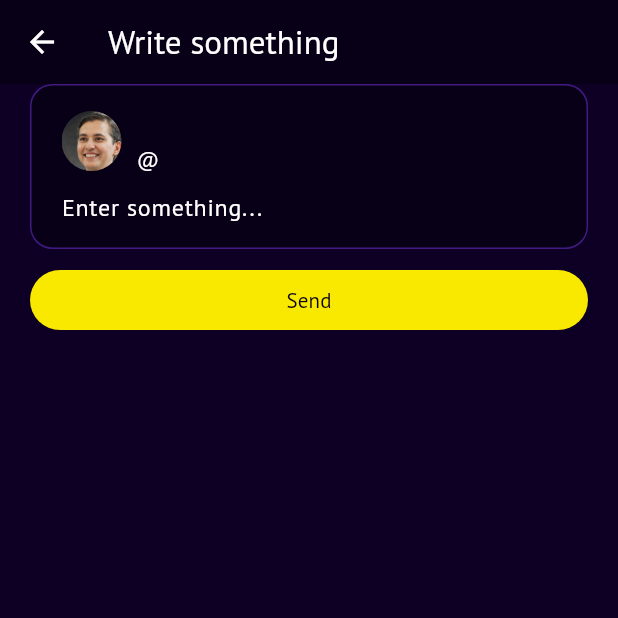
After one commit to nitroterm/nitroport, a Flutter app: the NewPostPage screen opened directly, after a tap on "Send", on a phone screen of 412 x 824 dp, the top half of it. The commit adds this screen. Run offline on Flutter 3.47's test engine with Material 3 defaults, Android fonts, the phone set to English and light mode, and no system bars; our stand-ins replace google_fonts; missing offline and left inert: relative_time; accounts and stored records are empty; network calls fail.

Commit message:
post creation now working

```diff
--- a/lib/backend/models.dart
+++ b/lib/backend/models.dart
@@ -104,6 +104,17 @@ abstract class ResultDto {
 }
 
 @JsonSerializable()
+class PostCreationDto {
+  PostCreationDto({required this.contents});
+
+  String? contents;
+
+  factory PostCreationDto.fromJson(Map<String, dynamic> json) =>
+      _$PostCreationDtoFromJson(json);
+  Map<String, dynamic> toJson() => _$PostCreationDtoToJson(this);
+}
+
+@JsonSerializable()
 class LoginResultDto extends ResultDto {
   LoginResultDto({required super.success, super.slug, super.message});
 
@@ -126,3 +137,15 @@ class FeedResultDto extends ResultDto {
 
   Map<String, dynamic> toJson() => _$FeedResultDtoToJson(this);
 }
+
+@JsonSerializable()
+class PostResultDto extends ResultDto {
+  PostResultDto({required super.success, super.slug, super.message});
+
+  PostDto? data;
+
+  factory PostResultDto.fromJson(Map<String, dynamic> json) =>
+      _$PostResultDtoFromJson(json);
+
+  Map<String, dynamic> toJson() => _$PostResultDtoToJson(this);
+}
--- a/lib/backend/nitroback.dart
+++ b/lib/backend/nitroback.dart
@@ -6,6 +6,7 @@ import 'package:http/http.dart' as http;
 
 const String nbBaseUrl = "https://services.cacahuete.dev/api/nitroterm/v1";
 String? nbToken;
+UserDto? nbCurrentUser;
 
 Future<LoginResultDto?> nbLogin(String username, String password) async {
   LoginDto dto = LoginDto(username: username, password: password);
@@ -26,7 +27,28 @@ Future<LoginResultDto?> nbLogin(String username, String password) async {
 
   if (result.success) {
     nbToken = result.data!.token;
+    nbCurrentUser = result.data!.user;
   }
+
+  return result;
+}
+
+Future<PostResultDto?> nbPostMessage(String contents) async {
+  PostCreationDto dto = PostCreationDto(contents: contents);
+  var bodyJson = jsonEncode(dto.toJson());
+
+  final response =
+  await http.post(Uri.parse('$nbBaseUrl/post'), body: bodyJson, headers: {
+    HttpHeaders.contentTypeHeader: ContentType.json.value,
+    if (nbToken != null) HttpHeaders.authorizationHeader: 'Bearer $nbToken'
+  });
+
+  if (response.statusCode == HttpStatus.tooManyRequests) {
+    return PostResultDto(success: false, slug: "too_many_requests", message: "Too many requests");
+  }
+
+  PostResultDto result = PostResultDto.fromJson(
+      jsonDecode(response.body) as Map<String, dynamic>);
 
   return result;
 }
--- a/lib/components/post_card.dart
+++ b/lib/components/post_card.dart
@@ -21,12 +21,13 @@ class NTPostCard extends StatelessWidget {
   Widget build(BuildContext context) {
     return Container(
       padding: const EdgeInsets.symmetric(vertical: 10),
+      margin: const EdgeInsets.only(bottom: 10),
       decoration: BoxDecoration(
           color: const Color(0xFF080016),
           border: Border.all(color: const Color(0xFF411A83), width: 1),
           borderRadius: BorderRadius.circular(15)),
       child: Container(
-        margin: EdgeInsets.symmetric(vertical: 5, horizontal: 20),
+        margin: const EdgeInsets.symmetric(vertical: 5, horizontal: 20),
         child: Column(
           crossAxisAlignment: CrossAxisAlignment.start,
           children: [
--- a/lib/pages/home_page.dart
+++ b/lib/pages/home_page.dart
@@ -1,6 +1,7 @@
 import 'package:flutter/material.dart';
 import 'package:nitroport/colortheme.dart';
 import 'package:nitroport/pages/home_routes/feed_home_route.dart';
+import 'package:nitroport/pages/new_post_page.dart';
 
 class MyHomePage extends StatefulWidget {
   const MyHomePage({super.key, required this.title});
@@ -31,9 +32,13 @@ class _MyHomePageState extends State<MyHomePage> {
         title: const Image(image: AssetImage('assets/nitroterm_logo.png'), height: 40,),
       ),
       floatingActionButton: FloatingActionButton(
-        onPressed: () {},
-        tooltip: 'Increment',
-        child: const Icon(Icons.add),
+        onPressed: () {
+          Navigator.push(context, MaterialPageRoute(builder: (context) {
+            return const NewPostPage();
+          }));
+        },
+        tooltip: 'Write Something',
+        child: const Icon(Icons.edit),
       ),
       bottomNavigationBar: NavigationBar(
         elevation: 0,
--- /dev/null
+++ b/lib/pages/new_post_page.dart
@@ -0,0 +1,95 @@
+import 'package:flutter/material.dart';
+import 'package:nitroport/backend/models.dart';
+import 'package:nitroport/backend/nitroback.dart';
+import 'package:nitroport/colortheme.dart';
+import 'package:nitroport/pages/home_routes/feed_home_route.dart';
+
+class NewPostPage extends StatefulWidget {
+  const NewPostPage({super.key});
+
+  @override
+  State<NewPostPage> createState() => _NewPostPageState();
+}
+
+class _NewPostPageState extends State<NewPostPage> {
+  final _currentPageIndex = 0;
+  final _messageInputController = TextEditingController();
+
+  void _sendPost() async {
+    String text = _messageInputController.text;
+
+    PostResultDto? result = await nbPostMessage(text);
+    if (!result!.success) {
+      print(result.message);
+      return;
+    }
+
+    Navigator.pop(context);
+  }
+
+  @override
+  Widget build(BuildContext context) {
+    return Scaffold(
+      appBar: AppBar(
+        backgroundColor: Theme.of(context).colorScheme.inversePrimary,
+        title: const Text('Write something'),
+      ),
+      body: Container(
+        margin: const EdgeInsets.symmetric(horizontal: 20),
+        child: Column(
+          crossAxisAlignment: CrossAxisAlignment.stretch,
+          children: [
+            Container(
+              padding: const EdgeInsets.symmetric(vertical: 10),
+              decoration: BoxDecoration(
+                  color: const Color(0xFF080016),
+                  border: Border.all(color: const Color(0xFF411A83), width: 1),
+                  borderRadius: BorderRadius.circular(15)),
+              child: Container(
+                margin: const EdgeInsets.symmetric(vertical: 5, horizontal: 20),
+                child: Column(
+                  crossAxisAlignment: CrossAxisAlignment.start,
+                  children: [
+                    Row(
+                      children: [
+                        Container(
+                          clipBehavior: Clip.antiAlias,
+                          decoration: BoxDecoration(
+                              color: const Color(0xFF080016),
+                              borderRadius: BorderRadius.circular(100)),
+                          child: Image(image: AssetImage('assets/samples/profile_picture.jpg'), height: 40),
+                        ),
+                        SizedBox(width: 10),
+                        Column(
+                          crossAxisAlignment: CrossAxisAlignment.start,
+                          children: [
+                            Text(nbCurrentUser!.displayName ?? nbCurrentUser!.username, style: Theme.of(context).textTheme.titleMedium,),
+                            Text('@${nbCurrentUser!.username}'),
+                          ],
+                        )
+                      ],
+                    ),
+                    SizedBox(height: 10),
+                    TextField(
+                        controller: _messageInputController,
+                        decoration: InputDecoration.collapsed(hintText: 'Enter something...'),
+                        keyboardType: TextInputType.multiline,
+                        maxLines: null)
+                  ],
+                ),
+              ),
+            ),
+            const SizedBox(height: 10),
+            FilledButton(onPressed: _sendPost, child: const Text('Send'))
+          ],
+        ),
+      ),
+    );
+  }
+
+  NavigationDestination _navdest(int index, IconData icon, String label) {
+    return NavigationDestination(icon: Icon(icon,
+        color: _currentPageIndex == index ? Colors.black : Colors.white),
+        label: label);
+  }
+}
```
Also changed, not shown: lib/backend/models.g.dart.
